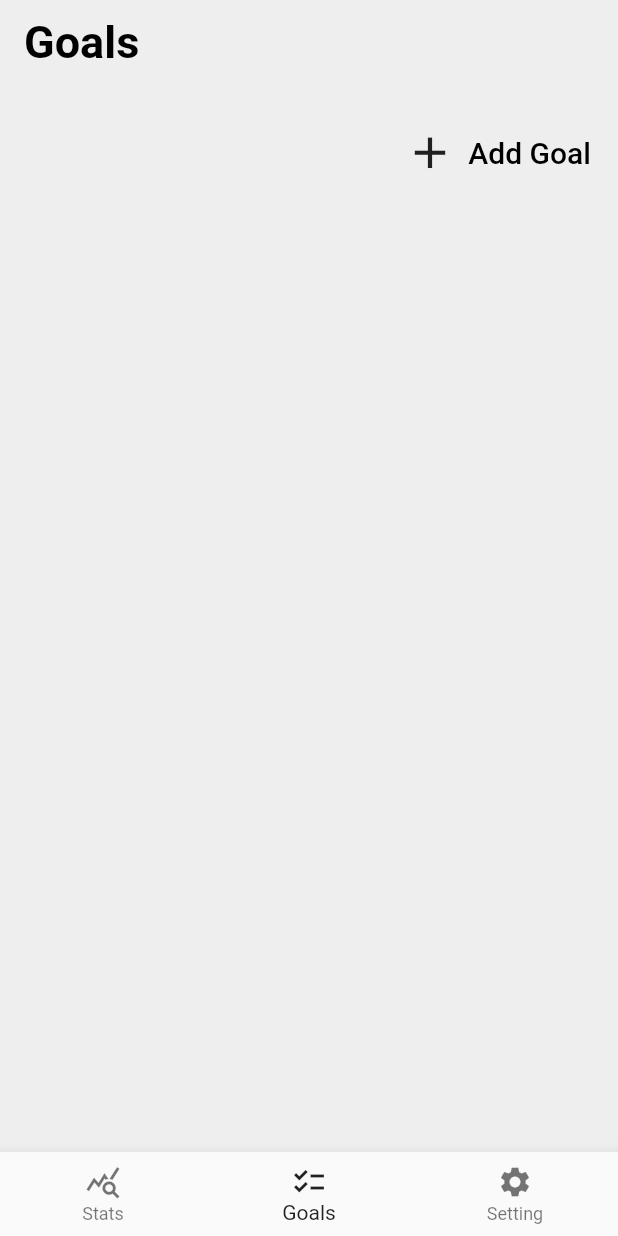
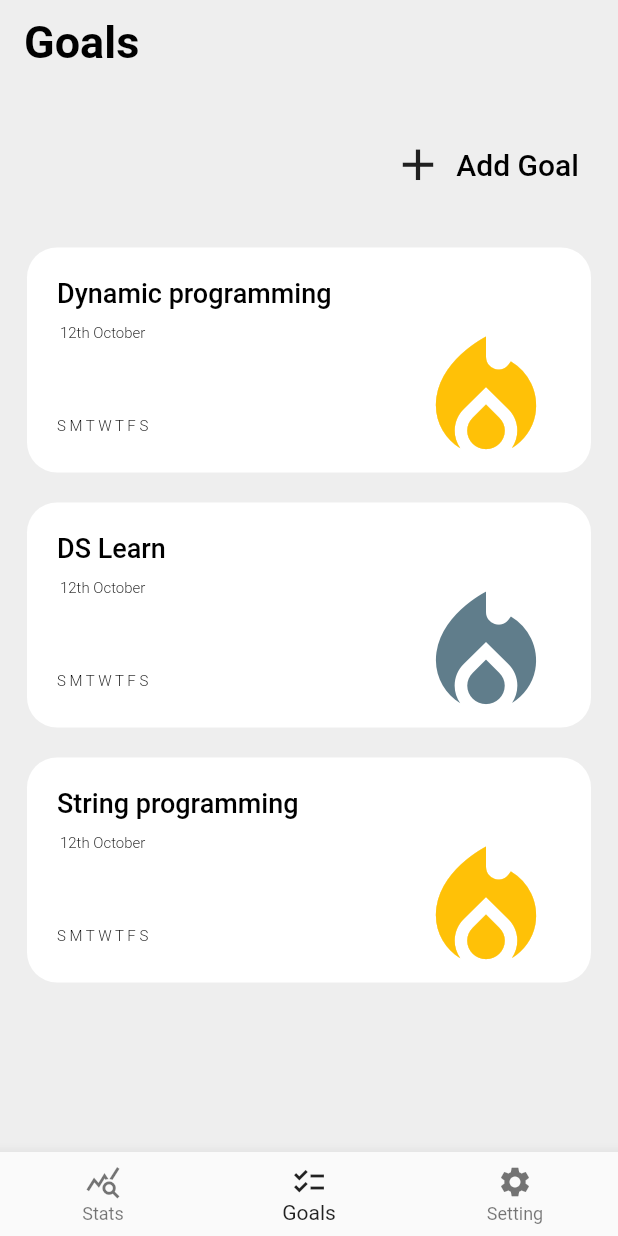
Before and after one commit to akashdev99/leetracker, a Flutter app: the screen it shows after launch, item 2 of the bottom bar chosen, on a phone screen of 412 x 824 dp. Run offline on Flutter 3.47's test engine with Material 2 defaults, Android fonts, the phone set to English and light mode, and no system bars; our stand-ins replace adaptive_theme, flutter_heatmap_calendar, flutter_riverpod, syncfusion_flutter_charts, syncfusion_flutter_gauges; network calls fail.

Commit message:
goals boiler plate added

```diff
--- /dev/null
+++ b/lib/Components/Goal.dart
@@ -0,0 +1,51 @@
+import 'package:flutter/material.dart';
+import 'package:flutter/src/widgets/container.dart';
+import 'package:flutter/src/widgets/framework.dart';
+import 'package:flutter_heatmap_calendar/flutter_heatmap_calendar.dart';
+
+import 'package:leetrack/Components/WidgetContainer.dart';
+
+class Goal extends StatelessWidget {
+  final String? Title;
+  final bool? Health;
+  final String? DueDate;
+  //[1,1,0,0,0,1,1] = [SUN , MON , TUE , WED , THU ,  FRI , SAT ]
+  final List<bool>? ActiveDays;
+  final String? Streak;
+  const Goal({
+    Key? key,
+    @required this.Title,
+    @required this.Health,
+    @required this.DueDate,
+    @required this.ActiveDays,
+    @required this.Streak,
+  }) : super(key: key);
+
+  @override
+  Widget build(BuildContext context) {
+    return WidgetContainer(
+        Title: Title,
+        Height: 150.0,
+        child: Row(
+          children: [
+            Column(
+              children: [
+                Text(DueDate!, style: Theme.of(context).textTheme.bodyText1),
+                const SizedBox(height: 50),
+                Text("S M T W T F S",
+                    style: Theme.of(context).textTheme.bodyText1)
+              ],
+            ),
+            Expanded(
+                child: Align(
+              alignment: Alignment.topRight,
+              child: Icon(
+                Icons.local_fire_department,
+                size: 100,
+                color: (Health!) ? Colors.amber : Colors.blueGrey,
+              ),
+            )),
+          ],
+        ));
+  }
+}
--- a/lib/Components/WidgetContainer.dart
+++ b/lib/Components/WidgetContainer.dart
@@ -20,11 +20,11 @@ class WidgetContainer extends StatelessWidget {
         scrollDirection: Axis.vertical,
         child: Container(
             height: Height,
-            padding: const EdgeInsets.all(8.0),
+            padding: const EdgeInsets.all(20.0),
             margin: const EdgeInsets.all(10.0),
             decoration: BoxDecoration(
               color: Theme.of(context).cardColor,
-              borderRadius: BorderRadius.circular(10.0),
+              borderRadius: BorderRadius.circular(20.0),
             ),
             child: Column(
               crossAxisAlignment: CrossAxisAlignment.start,
--- a/lib/main.dart
+++ b/lib/main.dart
@@ -72,6 +72,11 @@ class MyApp extends StatelessWidget {
             fontSize: 20,
             color: Colors.black,
           ),
+          bodyText1: TextStyle(
+            fontWeight: FontWeight.w300,
+            fontSize: 10,
+            color: Colors.black,
+          ),
         ),
       ),
       dark: ThemeData(
--- a/lib/views/GoalsPage.dart
+++ b/lib/views/GoalsPage.dart
@@ -1,6 +1,10 @@
 import 'package:flutter/material.dart';
 import 'package:flutter/src/widgets/container.dart';
 import 'package:flutter/src/widgets/framework.dart';
+
+import 'package:leetrack/views/GoalForm.dart';
+import 'package:leetrack/Components/WidgetContainer.dart';
+import 'package:leetrack/Components/Goal.dart';
 
 class GoalsPage extends StatefulWidget {
   const GoalsPage({super.key});
@@ -12,7 +16,8 @@ class GoalsPage extends StatefulWidget {
 class _GoalsPageState extends State<GoalsPage> {
   @override
   Widget build(BuildContext context) {
-    return Column(
+    return ListView(
+      padding: const EdgeInsets.all(8),
       children: [
         SizedBox(height: 20),
         Align(
@@ -21,7 +26,12 @@ class _GoalsPageState extends State<GoalsPage> {
             Container(
                 margin: const EdgeInsets.only(right: 10.0),
                 child: TextButton.icon(
-                  onPressed: () {},
+                  onPressed: () {
+                    Navigator.push(
+                      context,
+                      MaterialPageRoute(builder: (context) => const GoalForm()),
+                    );
+                  },
                   icon: const Icon(
                     Icons.add,
                     size: 35,
@@ -36,7 +46,23 @@ class _GoalsPageState extends State<GoalsPage> {
                   )),
                 )),
           ]),
-        )
+        ),
+        SizedBox(height: 20),
+        const Goal(
+          Title: "Dynamic programming",
+          DueDate: "12th October",
+          Health: true,
+        ),
+        const Goal(
+          Title: "DS Learn",
+          DueDate: "12th October",
+          Health: false,
+        ),
+        const Goal(
+          Title: "String programming",
+          DueDate: "12th October",
+          Health: true,
+        ),
       ],
     );
   }
--- a/lib/widgets/CodeActivity.dart
+++ b/lib/widgets/CodeActivity.dart
@@ -84,7 +84,7 @@ class _CodeActivityState extends State<CodeActivity> {
                 showText: false,
                 scrollable: true,
                 colorsets: const {
-                  7: Colors.green,
+                  7: Colors.black,
                 },
                 onClick: (value) {
                   ScaffoldMessenger.of(context)
```
Also changed, not shown: lib/views/GoalForm.dart (added, +26 -0 lines).
